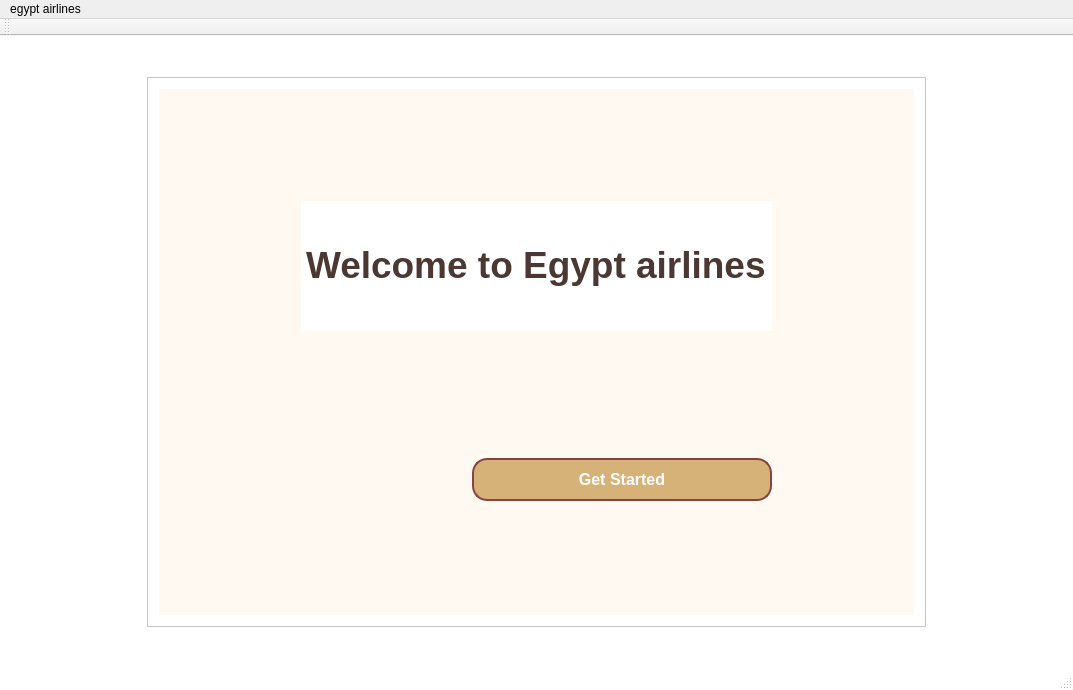
This is s_p_project/s_p_project.ui in mohamedalaaabdalaah-lgtm/s_p_project as Qt 5 draws it before an edit. The edited form follows.
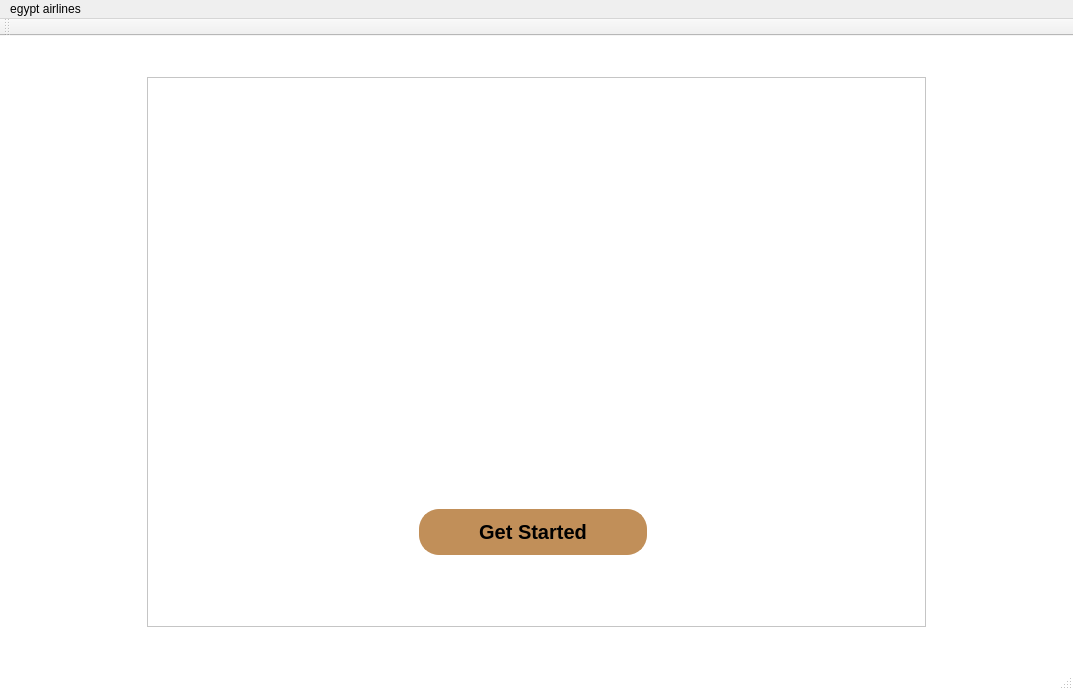
This is the edited form. The open tabs and pages were chosen to show the change. Icons and pictures are not drawn.

Patch:
```diff
--- a/s_p_project/s_p_project.ui
+++ b/s_p_project/s_p_project.ui
@@ -170,22 +170,15 @@
     background-color: #4B3832;
 }</string>
           </property>
-          <layout class="QGridLayout" name="gridLayout_13">
-           <item row="1" column="0">
-            <widget class="QLabel" name="lbl_welcome">
-             <property name="maximumSize">
-              <size>
-               <width>500</width>
-               <height>150</height>
-              </size>
-             </property>
-             <property name="text">
-              <string>&lt;html&gt;&lt;head/&gt;&lt;body&gt;&lt;p&gt;&lt;span style=&quot; font-size:28pt;&quot;&gt;Welcome to Egypt airlines&lt;/span&gt;&lt;/p&gt;&lt;/body&gt;&lt;/html&gt;</string>
-             </property>
-            </widget>
-           </item>
-           <item row="2" column="0">
             <widget class="QPushButton" name="btn_enter">
+           <property name="geometry">
+            <rect>
+             <x>260</x>
+             <y>420</y>
+             <width>228</width>
+             <height>46</height>
+            </rect>
+           </property>
              <property name="maximumSize">
               <size>
                <width>300</width>
@@ -202,14 +195,47 @@
               <enum>Qt::LayoutDirection::RightToLeft</enum>
              </property>
              <property name="styleSheet">
-              <string notr="true">background-color: rgb(214, 178, 120);</string>
+            <string notr="true">QPushButton {
+    background-color: #C18F59; /* لون نحاسي/دهبي مسحوب من الطيارة */
+    color: #000000;            /* كلام بالأسود عشان يبان بوضوح وفخامة */
+    border: 2px solid #C18F59; /* إطار بنفس اللون */
+    border-radius: 20px;       /* حواف مدورة */
+    font-weight: bold;
+    font-size: 20px;
+    padding: 12px;
+}
+
+QPushButton:hover {
+    background-color: transparent; /* لما تقف عليه لونه يختفي */
+    color: #C18F59;                /* والكلام يبقى دهبي */
+    border: 2px solid #C18F59;     /* ويفضل الإطار الدهبي منور على الخلفية السودة */
+}</string>
              </property>
              <property name="text">
               <string>Get Started</string>
              </property>
             </widget>
-           </item>
-          </layout>
+          <widget class="QLabel" name="lbl_pecture_logo">
+           <property name="geometry">
+            <rect>
+             <x>0</x>
+             <y>0</y>
+             <width>771</width>
+             <height>551</height>
+            </rect>
+           </property>
+           <property name="text">
+            <string/>
+           </property>
+           <property name="pixmap">
+            <pixmap>D:/Project/WhatsApp Image 2026-05-04 at 11.02.03 PM.jpeg</pixmap>
+           </property>
+           <property name="scaledContents">
+            <bool>true</bool>
+           </property>
+          </widget>
+          <zorder>lbl_pecture_logo</zorder>
+          <zorder>btn_enter</zorder>
          </widget>
          <widget class="QWidget" name="admin_or_user">
           <layout class="QGridLayout" name="gridLayout_8">
```
Left out of the diff: 30 changed lines with no effect on the pictures. Lines whose indentation alone changed are shown as unchanged.
